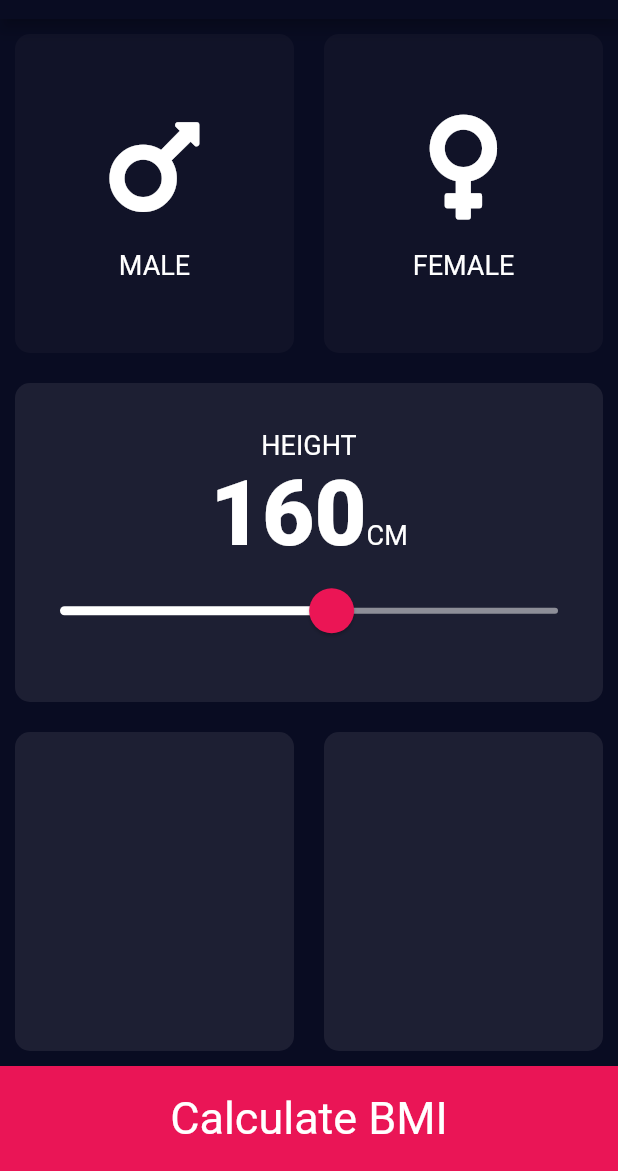
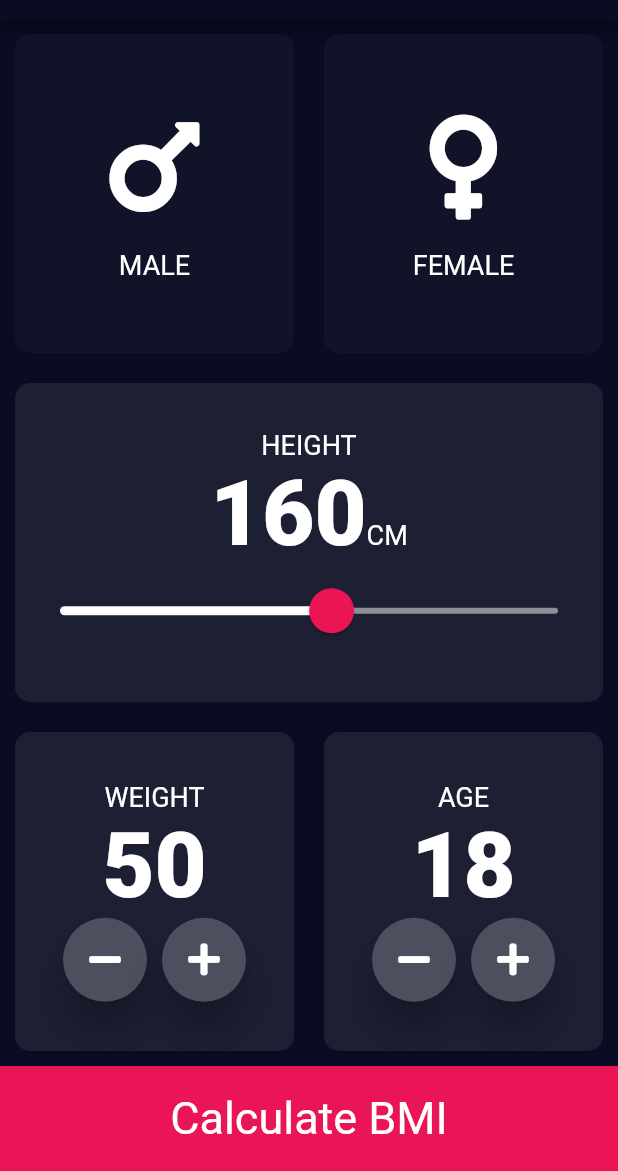
Before and after one commit to Akash-Pinnaka/BMI_Calculator, a Flutter app: the screen it shows after launch, on a phone screen of 412 x 824 dp, the part 65-1236 px from its top. Run offline on Flutter 3.47's test engine with Material 2 defaults, Android fonts, the phone set to English and light mode, and no system bars; our stand-ins replace font_awesome_flutter.

Commit message:
added the weight and age parameters

```diff
--- a/lib/input_page.dart
+++ b/lib/input_page.dart
@@ -20,6 +20,8 @@ class InputPage extends StatefulWidget {
 class _InputPageState extends State<InputPage> {
   Gender selectedGender;
   int height=160;
+  int weight=50;
+  int age=18;
 
   @override
   Widget build(BuildContext context) {
@@ -124,11 +126,91 @@ class _InputPageState extends State<InputPage> {
               children: <Widget>[
                 Expanded(
                   child: Cards(
+                    data: Column(
+                      mainAxisAlignment: MainAxisAlignment.center,
+                      children: <Widget>[
+                        Text(
+                          "WEIGHT",
+                          style: kDataStyle,
+                        ),
+                        Text(
+                          weight.toString(),
+                          style: TextStyle(
+                            fontWeight: FontWeight.w800,
+                            fontSize: 60,
+                          ),
+                        ),
+                        Row(
+                          mainAxisAlignment: MainAxisAlignment.center,
+                          children: <Widget>[
+                            RoundButton(
+                              icon: FontAwesomeIcons.minus,
+                              onPress: (){
+                                setState(() {
+                                  weight--;
+                                });
+                              },
+                            ),
+                            SizedBox(
+                              width: 10.0,
+                            ),
+                            RoundButton(
+                              icon: FontAwesomeIcons.plus,
+                              onPress: (){
+                                setState(() {
+                                  weight++;
+                                });
+                              },
+                            ),
+                          ],
+                        )
+                      ],
+                    ),
                     color: activeCardColor,
                   ),
                 ),
                 Expanded(
                   child: Cards(
+                    data: Column(
+                      mainAxisAlignment: MainAxisAlignment.center,
+                      children: <Widget>[
+                        Text(
+                          "AGE",
+                          style: kDataStyle,
+                        ),
+                        Text(
+                          age.toString(),
+                          style: TextStyle(
+                            fontWeight: FontWeight.w800,
+                            fontSize: 60,
+                          ),
+                        ),
+                        Row(
+                          mainAxisAlignment: MainAxisAlignment.center,
+                          children: <Widget>[
+                            RoundButton(
+                              icon: FontAwesomeIcons.minus,
+                              onPress: (){
+                                setState(() {
+                                  age--;
+                                });
+                              },
+                            ),
+                            SizedBox(
+                              width: 10.0,
+                            ),
+                            RoundButton(
+                              icon: FontAwesomeIcons.plus,
+                              onPress: (){
+                                setState(() {
+                                  age++;
+                                });
+                              },
+                            ),
+                          ],
+                        )
+                      ],
+                    ),
                     color: activeCardColor,
                   ),
                 ),
@@ -153,3 +235,27 @@ class _InputPageState extends State<InputPage> {
     );
   }
 }
+
+
+class RoundButton extends StatelessWidget {
+
+  final IconData icon;
+  final Function onPress;
+
+  RoundButton({this.icon,this.onPress});
+
+  @override
+  Widget build(BuildContext context) {
+    return RawMaterialButton(
+      child: Icon(icon),
+      onPressed: onPress,
+      shape: CircleBorder(),
+      fillColor: Color(0xFF4C4F5E),
+      constraints: BoxConstraints.tightFor(
+        width: 56.0,
+        height: 56.0,
+      ),
+      elevation: 10.0,
+    );
+  }
+}
```
